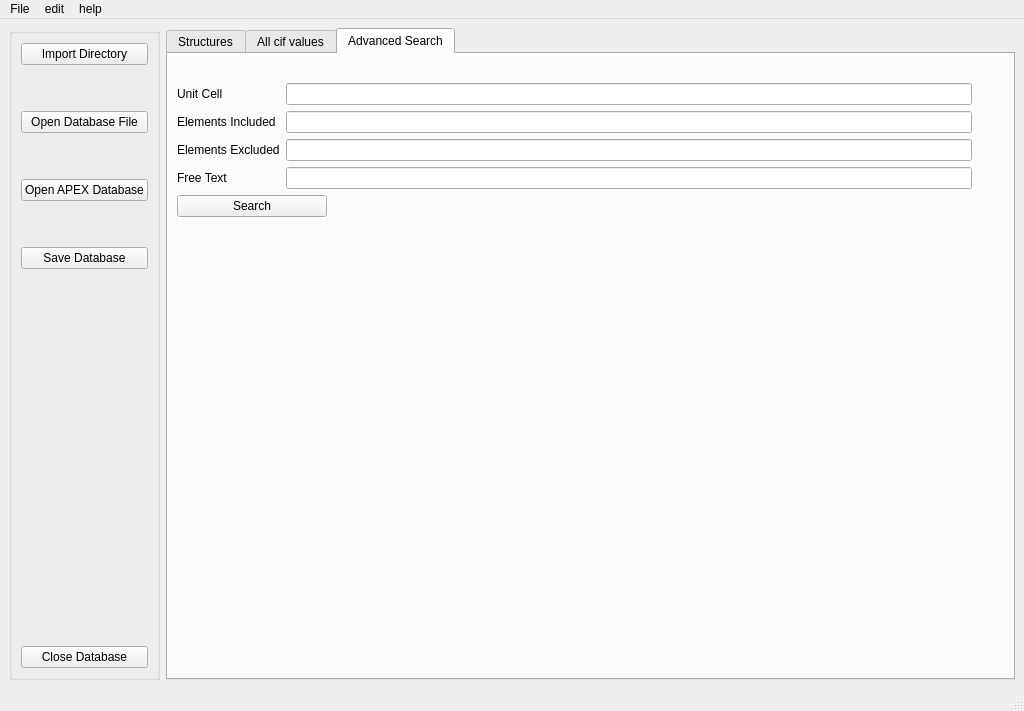
This is gui/strf_main.ui in dkratzert/StructureFinder as Qt 5 draws it before an edit. The edited form follows.
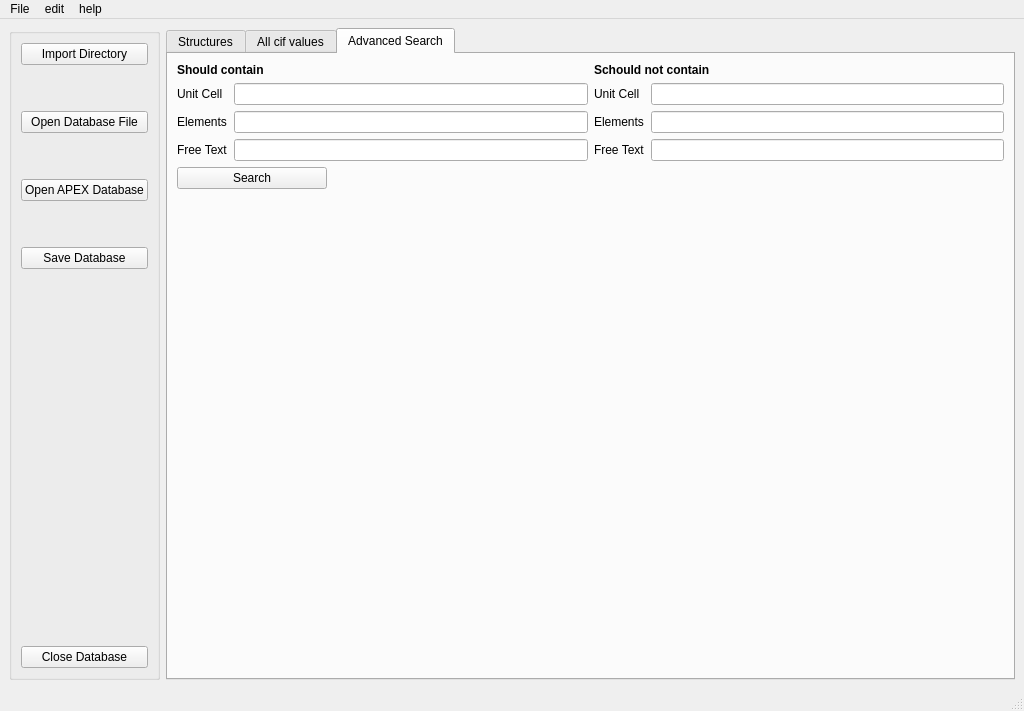
This is the edited form.

What changed in the file:
```diff
--- a/gui/strf_main.ui
+++ b/gui/strf_main.ui
@@ -1032,19 +1032,63 @@
        <layout class="QHBoxLayout" name="horizontalLayout">
         <item>
          <layout class="QGridLayout" name="gridLayout_6">
-          <item row="0" column="0" colspan="3">
-           <widget class="QLabel" name="label_2">
-            <property name="sizePolicy">
-             <sizepolicy hsizetype="Preferred" vsizetype="Minimum">
-              <horstretch>0</horstretch>
-              <verstretch>0</verstretch>
-             </sizepolicy>
+          <item row="0" column="1">
+           <widget class="QLabel" name="label_3">
+            <property name="font">
+             <font>
+              <weight>75</weight>
+              <bold>true</bold>
+             </font>
+            </property>
+            <property name="autoFillBackground">
+             <bool>false</bool>
             </property>
             <property name="text">
-             <string/>
+             <string>Schould not contain</string>
             </property>
            </widget>
           </item>
+          <item row="1" column="0">
+           <layout class="QGridLayout" name="gridLayout_4">
+            <item row="2" column="1">
+             <widget class="QLineEdit" name="ad_elementsIncLineEdit"/>
+            </item>
+            <item row="2" column="0">
+             <widget class="QLabel" name="elementsIncludedLabel">
+              <property name="text">
+               <string>Elements</string>
+              </property>
+             </widget>
+            </item>
+            <item row="1" column="1">
+             <widget class="QLineEdit" name="ad_unitCellLineEdit">
+              <property name="sizePolicy">
+               <sizepolicy hsizetype="Preferred" vsizetype="Fixed">
+                <horstretch>0</horstretch>
+                <verstretch>0</verstretch>
+               </sizepolicy>
+              </property>
+             </widget>
+            </item>
+            <item row="1" column="0">
+             <widget class="QLabel" name="unitCellLabel">
+              <property name="text">
+               <string>Unit Cell</string>
+              </property>
+             </widget>
+            </item>
+            <item row="3" column="1">
+             <widget class="QLineEdit" name="ad_textsearch"/>
+            </item>
+            <item row="3" column="0">
+             <widget class="QLabel" name="wR2Label_2">
+              <property name="text">
+               <string>Free Text</string>
+              </property>
+             </widget>
+            </item>
+           </layout>
+          </item>
           <item row="3" column="1">
            <spacer name="verticalSpacer_8">
             <property name="orientation">
@@ -1058,6 +1102,19 @@
             </property>
            </spacer>
           </item>
+          <item row="0" column="0">
+           <widget class="QLabel" name="label_2">
+            <property name="font">
+             <font>
+              <weight>75</weight>
+              <bold>true</bold>
+             </font>
+            </property>
+            <property name="text">
+             <string>Should contain</string>
+            </property>
+           </widget>
+          </item>
           <item row="2" column="0">
            <widget class="QPushButton" name="ad_SearchPushButton">
             <property name="sizePolicy">
@@ -1077,27 +1134,23 @@
             </property>
            </widget>
           </item>
-          <item row="1" column="0">
-           <layout class="QGridLayout" name="gridLayout_4">
+          <item row="1" column="1">
+           <layout class="QGridLayout" name="gridLayout_7">
             <item row="1" column="1">
-             <widget class="QLineEdit" name="ad_elementsIncLineEdit"/>
-            </item>
-            <item row="2" column="0">
-             <widget class="QLabel" name="elementsExcludedLabel">
-              <property name="text">
-               <string>Elements Excluded</string>
-              </property>
-             </widget>
+             <widget class="QLineEdit" name="ad_elementsExLineEdit_2"/>
             </item>
             <item row="1" column="0">
-             <widget class="QLabel" name="elementsIncludedLabel">
+             <widget class="QLabel" name="elementsExcludedLabel_2">
               <property name="text">
-               <string>Elements Included</string>
+               <string>Elements</string>
               </property>
              </widget>
             </item>
+            <item row="2" column="1">
+             <widget class="QLineEdit" name="ad_textsearch_2"/>
+            </item>
             <item row="0" column="1">
-             <widget class="QLineEdit" name="ad_unitCellLineEdit">
+             <widget class="QLineEdit" name="ad_unitCellLineEdit_2">
               <property name="sizePolicy">
                <sizepolicy hsizetype="Preferred" vsizetype="Fixed">
                 <horstretch>0</horstretch>
@@ -1106,21 +1159,15 @@
               </property>
              </widget>
             </item>
-            <item row="2" column="1">
-             <widget class="QLineEdit" name="ad_elementsExLineEdit"/>
-            </item>
-            <item row="3" column="1">
-             <widget class="QLineEdit" name="ad_textsearch"/>
-            </item>
-            <item row="3" column="0">
-             <widget class="QLabel" name="wR2Label_2">
+            <item row="2" column="0">
+             <widget class="QLabel" name="wR2Label_3">
               <property name="text">
                <string>Free Text</string>
               </property>
              </widget>
             </item>
             <item row="0" column="0">
-             <widget class="QLabel" name="unitCellLabel">
+             <widget class="QLabel" name="unitCellLabel_2">
               <property name="text">
                <string>Unit Cell</string>
               </property>
```
